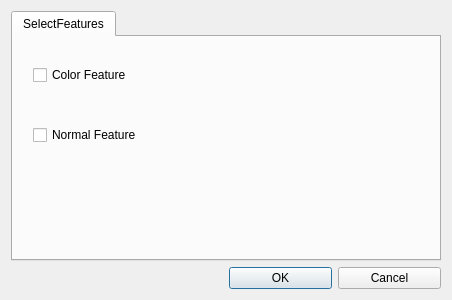
Old version of the form QTInterface/DisplayOptionsSettingDialog.ui in the repository chiyueOfgit/SmartObliquePhotography.
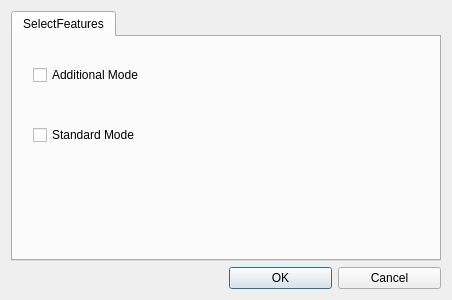
New version of the form.

```diff
--- a/QTInterface/DisplayOptionsSettingDialog.ui
+++ b/QTInterface/DisplayOptionsSettingDialog.ui
@@ -51,7 +51,7 @@
         </rect>
        </property>
        <property name="text">
-        <string>Color Feature</string>
+        <string>Additional Mode</string>
        </property>
       </widget>
       <widget class="QCheckBox" name="NormalFeatureCheckBox">
@@ -64,7 +64,7 @@
         </rect>
        </property>
        <property name="text">
-        <string>Normal Feature</string>
+        <string>Standard Mode</string>
        </property>
       </widget>
      </widget>
```
